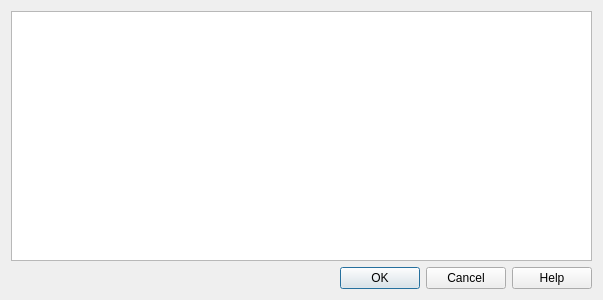
This is src/plugins/pcr/src/ui/PrimerLibrarySelector.ui in violethaze74/ugene as Qt 5 draws it before an edit. The edited form follows.
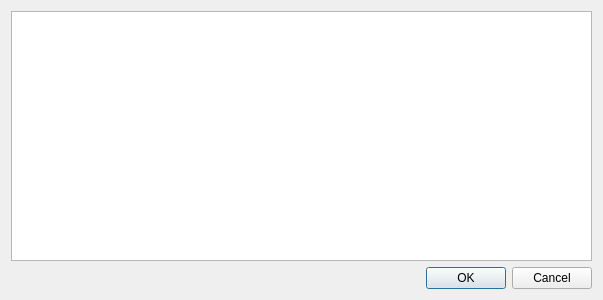
This is the edited form. Custom widgets are drawn as their Qt base class.

Commit message: UGENE-256: added help buttons

Diff of the .ui file:
```diff
--- a/src/plugins/pcr/src/ui/PrimerLibrarySelector.ui
+++ b/src/plugins/pcr/src/ui/PrimerLibrarySelector.ui
@@ -57,7 +57,7 @@
       <enum>Qt::Horizontal</enum>
      </property>
      <property name="standardButtons">
-      <set>QDialogButtonBox::Cancel|QDialogButtonBox::Help|QDialogButtonBox::Ok</set>
+      <set>QDialogButtonBox::Cancel|QDialogButtonBox::Ok</set>
      </property>
     </widget>
    </item>
```
The commit also changes 8 other files.
